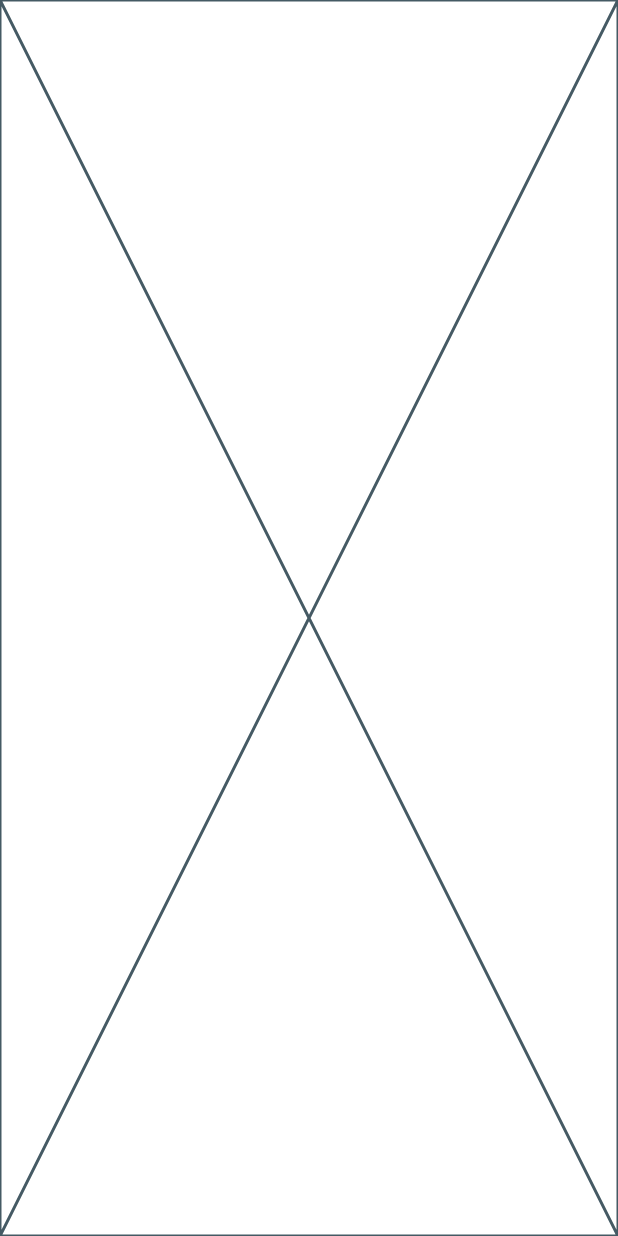
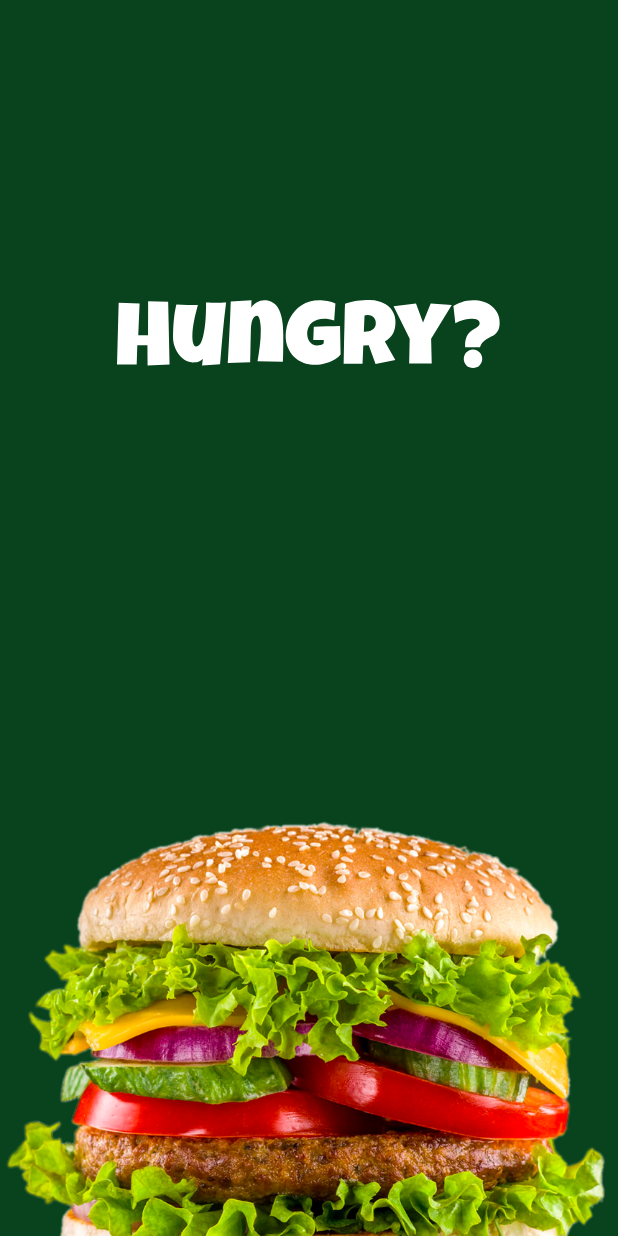
Before and after one commit to AhmedHafez32/hungray_app, a Flutter app: the first screen one second after launch, on a phone screen of 412 x 824 dp. Run offline on Flutter 3.47's test engine with Material 3 defaults, Android fonts, the phone set to English and light mode, and no system bars; our stand-ins replace flutter_svg, go_router.

Commit message:
create splashPage and config routing

```diff
--- /dev/null
+++ b/lib/core/constants/appAssets.dart
@@ -0,0 +1,4 @@
+class AppAssets{
+  static const String splashImage = 'assets/splash/splash_image.png';
+  static const String appLogo = 'assets/logo/hungry.svg';
+}
--- /dev/null
+++ b/lib/core/constants/appColors.dart
@@ -0,0 +1,5 @@
+import 'package:flutter/animation.dart';
+
+class AppColors{
+  static const Color primary = Color(0xff08431D);
+}
--- a/lib/core/routing/app_routes.dart
+++ b/lib/core/routing/app_routes.dart
@@ -1,3 +1,5 @@
 class AppRoutes{
   static const String splashPage = "/splashPage";
+  static const String loginPage = "/loginPage";
+  static const String signUpPage = "/signUpPage";
 }
--- a/lib/core/routing/router_generation_config.dart
+++ b/lib/core/routing/router_generation_config.dart
@@ -1,16 +1,19 @@
 import 'package:go_router/go_router.dart';
 import 'package:hungry/core/routing/app_routes.dart';
-
+import '../../features/auth/view/loginPage.dart';
+import '../../features/auth/view/signUpPage.dart';
 import '../../features/splash/view/splashPage.dart';
 
-class RouterGenerationConfig{
+class RouterGenerationConfig {
   static GoRouter goRouter = GoRouter(
-      initialLocation: AppRoutes.splashPage,
-      routes: [
-        GoRoute(
-          path: AppRoutes.splashPage,
-          builder: (context, state) => const SplashPage(),
-        ),
-
-      ]);
+    initialLocation: AppRoutes.splashPage,
+    routes: [
+      GoRoute(
+        path: AppRoutes.splashPage,
+        builder: (_, _) => const SplashPage(),
+      ),
+      GoRoute(path: AppRoutes.loginPage, builder: (_, _) => const LoginPage()),
+      GoRoute(path: AppRoutes.signUpPage, builder: (_, _) => const SignUpPage()),
+    ],
+  );
 }
--- a/lib/features/splash/view/splashPage.dart
+++ b/lib/features/splash/view/splashPage.dart
@@ -1,10 +1,38 @@
+import 'dart:async' show Timer;
 import 'package:flutter/material.dart';
+import 'package:flutter_svg/flutter_svg.dart';
+import 'package:go_router/go_router.dart';
+import 'package:hungry/core/constants/appAssets.dart';
+import 'package:hungry/core/constants/appColors.dart';
+import 'package:hungry/core/routing/app_routes.dart';
+
+import '../../../core/sheared/spacing_widgets.dart';
 
 class SplashPage extends StatelessWidget {
   const SplashPage({super.key});
 
+  void _navigateAfterDelay(BuildContext context) {
+    Timer(const Duration(seconds: 5), () {
+      GoRouter.of(context).pushReplacement(AppRoutes.loginPage);
+    });
+  }
+
   @override
   Widget build(BuildContext context) {
-    return const Placeholder();
+    _navigateAfterDelay(context);
+    return Scaffold(
+      backgroundColor: AppColors.primary,
+      body: Center(
+        child: Column(
+          mainAxisAlignment: MainAxisAlignment.center,
+          children: [
+            const HeightSpace(height: 200),
+            SvgPicture.asset(AppAssets.appLogo),
+            Spacer(),
+            Image.asset(AppAssets.splashImage),
+          ],
+        ),
+      ),
+    );
   }
 }
```
Also changed, not shown: lib/core/sheared/spacing_widgets.dart (added, +21 -0 lines), lib/features/auth/view/loginPage.dart (added, +10 -0 lines), lib/features/auth/view/signUpPage.dart (added, +10 -0 lines), pubspec.yaml (+5 -3 lines), assets/logo/hungry.svg (added), assets/splash/splash_image.png (added), pubspec.lock.
